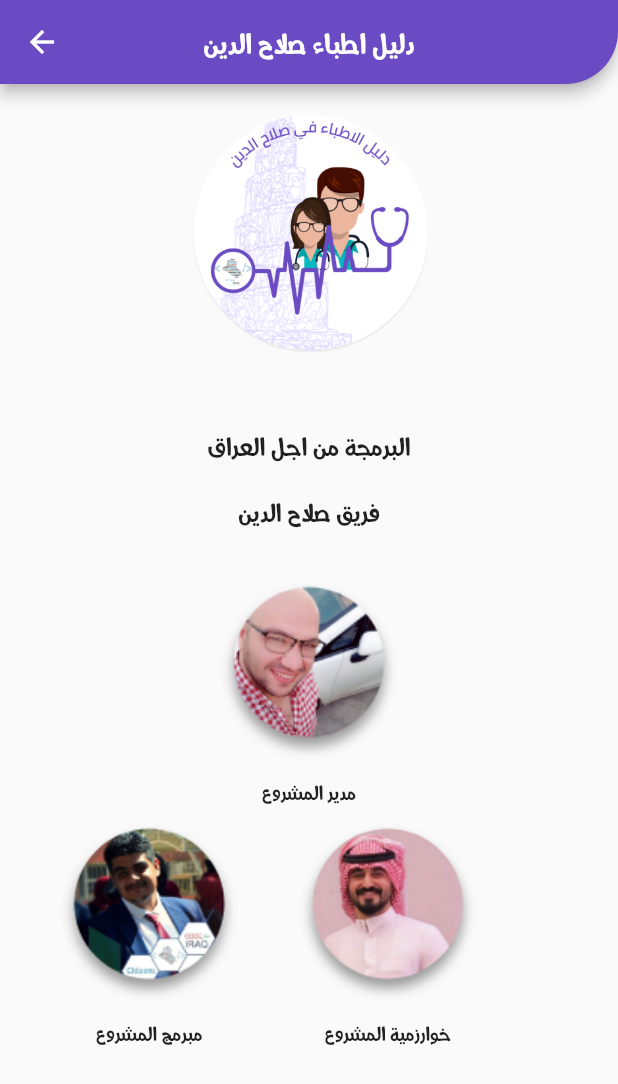
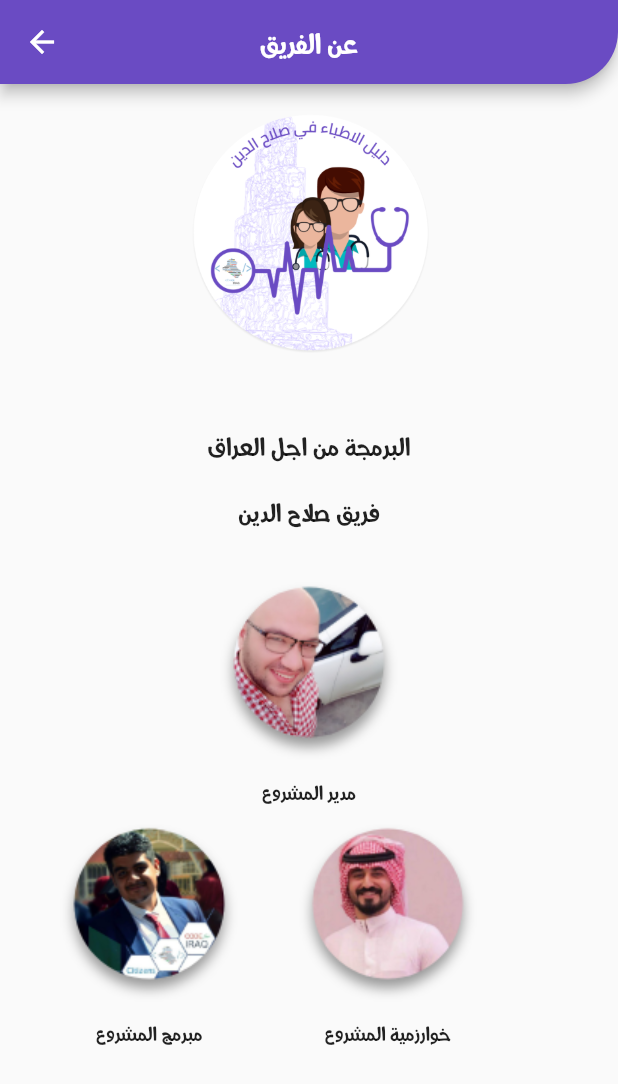
Before and after one commit to mahmodcodeforiraq/doctors_of_salahaldin_flutter, a Flutter app: the AboutTeam screen opened by its route, on a phone screen of 412 x 824 dp. Shown: the top 1084 px of the screen. Run offline on Flutter 3.47's test engine with Material 2 defaults, Android fonts, the phone set to English and light mode, and no system bars; our stand-ins replace firebase_auth, firebase_database, firebase_storage, fluttertoast, image_picker, shared_preferences; accounts and stored records are empty.

Commit message:
Update AboutTeam.dart

```diff
--- a/lib/About/AboutTeam.dart
+++ b/lib/About/AboutTeam.dart
@@ -16,7 +16,7 @@ class StateAboutTeam extends State<AboutTeam> {
           shape: RoundedRectangleBorder(
               borderRadius:
                   new BorderRadius.only(bottomRight: Radius.circular(35))),
-          title: new Text("دليل اطباء صلاح الدين"),
+          title: new Text("عن الفريق"),
           centerTitle: true,
           backgroundColor: Color(0xff6A4BC3),
           actions: <Widget>[],
```
